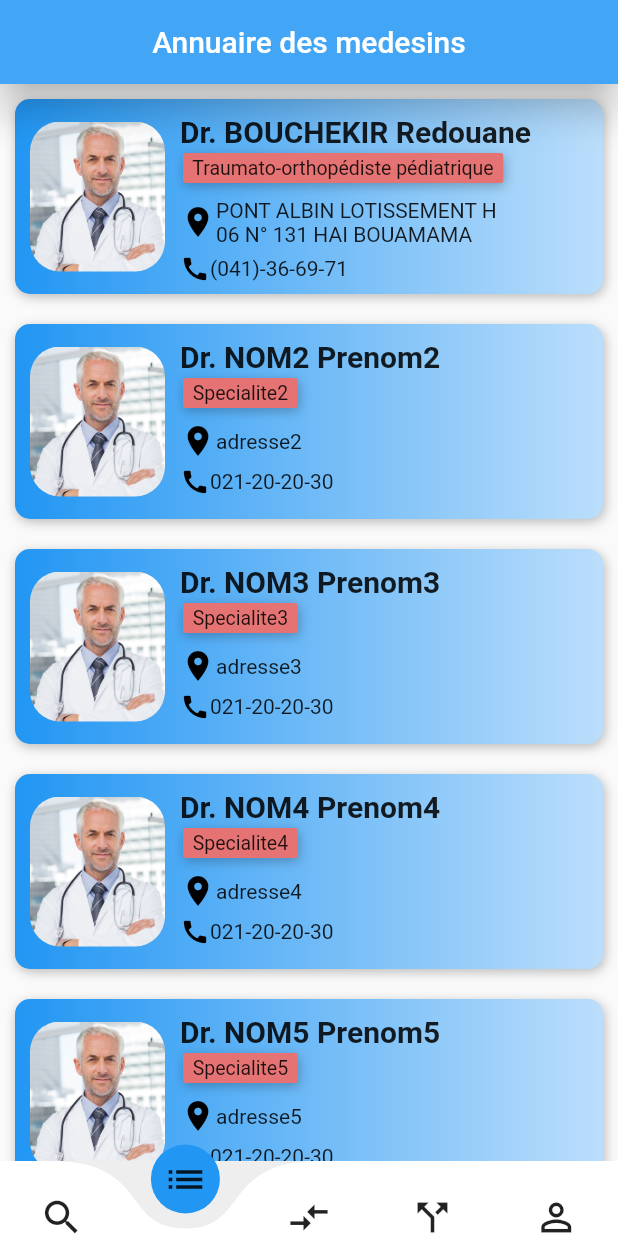
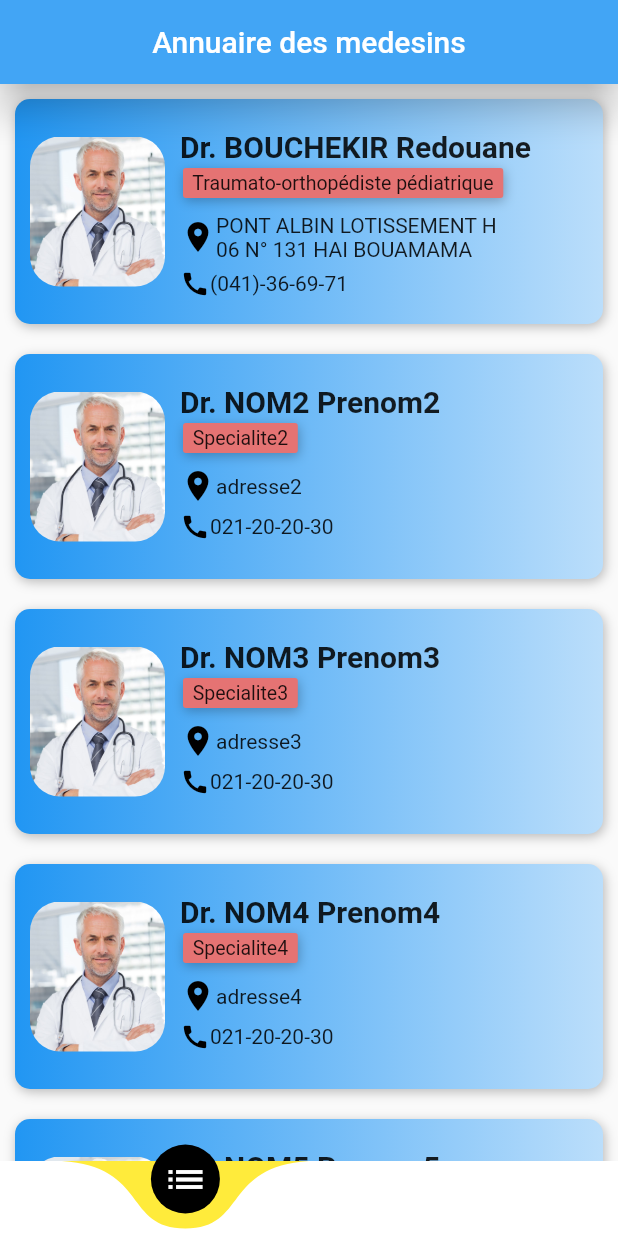
Before and after one commit to BouchekirRedouane/medecins_dz_new, a Flutter app: the screen it shows after launch, item 2 of the bottom bar chosen, on a phone screen of 412 x 824 dp. Run offline on Flutter 3.47's test engine with Material 2 defaults, Android fonts, the phone set to English and light mode, and no system bars; drawn by our look-alikes of curved_navigation_bar.

Commit message:
Second push

```diff
--- a/lib/Pages/HomePage.dart
+++ b/lib/Pages/HomePage.dart
@@ -47,17 +47,17 @@ class _HomePageState extends State<HomePage> {
           index: 0,
           height: 50.0,
           items: <Widget>[
-            Icon(Icons.search, size: 30),
-            Icon(Icons.list, size: 30),
-            Icon(Icons.compare_arrows, size: 30),
-            Icon(Icons.call_split, size: 30),
-            Icon(Icons.perm_identity, size: 30),
+            Icon(Icons.search, size: 30, color: Colors.white,),
+            Icon(Icons.list, size: 30, color: Colors.white,),
+            Icon(Icons.compare_arrows, size: 30, color: Colors.white,),
+            Icon(Icons.call_split, size: 30, color: Colors.white,),
+            Icon(Icons.perm_identity, size: 30, color: Colors.white,),
           ],
           color: Colors.white,
-          buttonBackgroundColor: Colors.blue,
-          backgroundColor: Colors.grey[200],
+          buttonBackgroundColor: Colors.black,
+          backgroundColor: Colors.yellow,
           animationCurve: Curves.easeInOut,
-          animationDuration: Duration(milliseconds: 300),
+          animationDuration: Duration(milliseconds: 400),
           onTap: (index) {
             setState(() {
               _currentIndex = index;
--- a/lib/Pages/annuaire_medecins.dart
+++ b/lib/Pages/annuaire_medecins.dart
@@ -33,7 +33,7 @@ class annuaire_medecinsState extends State<annuaire_medecins> {
         _printDoctorDetails(medecin);
       },
       child: Container(
-          height: 130,
+          height: 150,
           margin: EdgeInsets.all(10.0),
           decoration: BoxDecoration(
             gradient: LinearGradient(colors: [
@@ -138,21 +138,16 @@ class annuaire_medecinsState extends State<annuaire_medecins> {
                             size: 20,
                           ),
                           Container(
-                            width: 150,
                             child: Text(
                               medecin.numeroTel,
                               overflow: TextOverflow.ellipsis,
-                              maxLines: 5,
+                              maxLines: 1,
                             ),
                           ),
                         ],
                       ),
-                      SizedBox(
-                        height: 10,
-                      ),
-                      SizedBox(
-                        width: 100,
-                      ),
+
+
                     ],
                   )),
             ],
--- a/lib/Pages/ficheDoctor.dart
+++ b/lib/Pages/ficheDoctor.dart
@@ -15,6 +15,18 @@ class FicheDoctor extends StatefulWidget {
 }
 
 class _FicheDoctorState extends State<FicheDoctor> {
+
+  var _colorPrefredMedecin;
+
+
+  @override
+  void initState() {
+    // TODO: implement initState
+    _colorPrefredMedecin= Colors.white;
+    super.initState();
+  }
+
+
   @override
   Widget build(BuildContext context) {
     // TODO: implement build
@@ -25,9 +37,11 @@ class _FicheDoctorState extends State<FicheDoctor> {
           centerTitle: true,
           actions: <Widget>[
             IconButton(
-              icon: Icon(Icons.star),
+              icon: Icon(Icons.star, color: _colorPrefredMedecin,),
               onPressed: () {
-
+                setState(() {
+                  _colorPrefredMedecin = Colors.yellow;
+                });
               },
             ),
           ],
```
